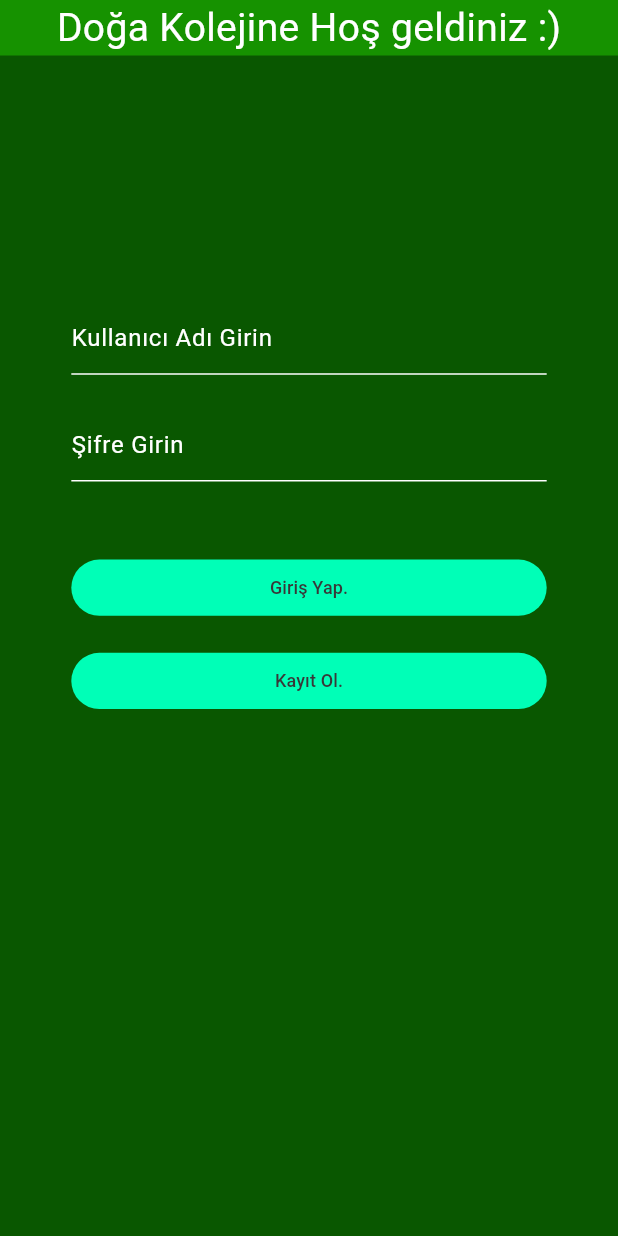
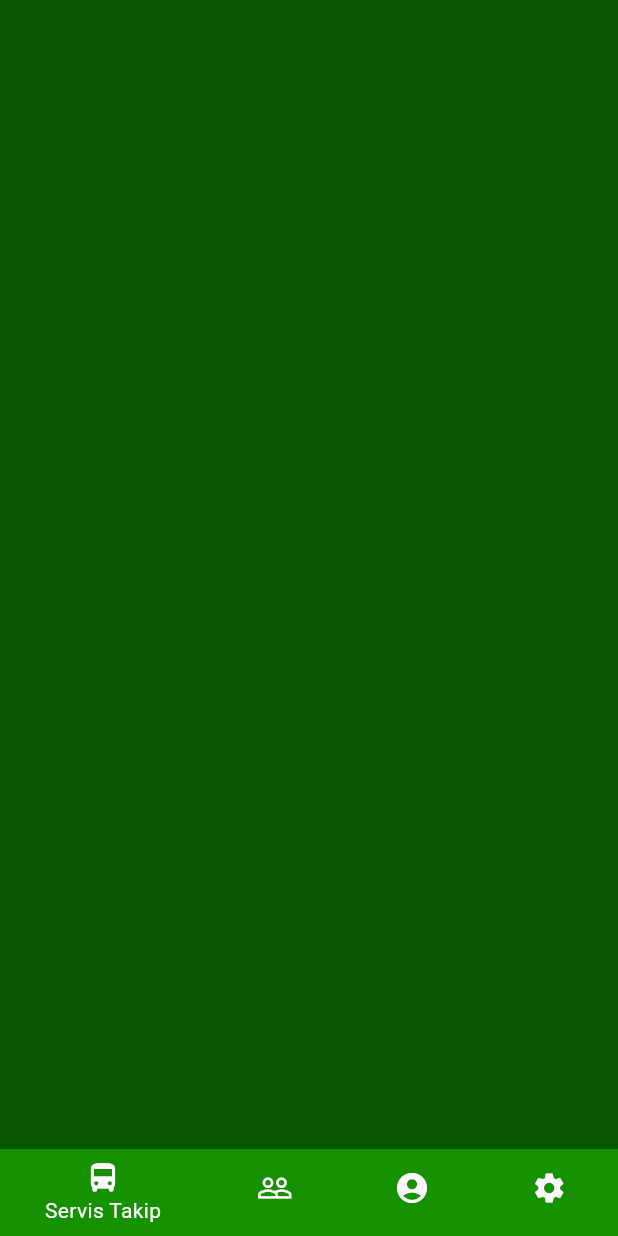
Before and after one commit to Ebuubeyd/dogaKoleji, a Flutter app: the screen it shows after launch, after a tap on "Giriş Yap.", on a phone screen of 412 x 824 dp. Run offline on Flutter 3.47's test engine with Material 3 defaults, Android fonts, the phone set to English and light mode, and no system bars; our stand-ins replace get.

Commit message:
create Sercutiy Guard Home page and Create Service Follow Page

```diff
--- /dev/null
+++ b/doga_erp/lib/client/UserProcess.dart
@@ -0,0 +1,22 @@
+import 'package:doga_erp/pages/securityGuard/securityGuardHomePage.dart';
+import 'package:get/get.dart';
+
+class UserProcessController extends GetxController {
+  var kadi = ''.obs;
+  var sif = ''.obs;
+
+  userInformationControl(/*var kadi, var sif*/) {
+    print('Empty User');
+    Get.to(
+      SecurtiyGuardHomePage(),
+      // fullscreenDialog: true,
+    );
+  }
+
+  userSignUpInformationControl(/*var kadi, var sif*/) {
+    print('Empty User');
+    Get.to(
+      SecurtiyGuardHomePage(),
+    );
+  }
+}
--- a/doga_erp/lib/client/loginProcess.dart
+++ /dev/null
@@ -1,14 +0,0 @@
-import 'package:get/get.dart';
-
-class LoginProcessController extends GetxController {
-  var kadi = ''.obs;
-  var sif = ''.obs;
-
-  userInformationControl(var kadi, var sif) {
-    print('Empty User');
-  }
-
-  userSignUpInformationControl(var kadi, var sif) {
-    print('Empty User');
-  }
-}
--- a/doga_erp/lib/main.dart
+++ b/doga_erp/lib/main.dart
@@ -1,4 +1,4 @@
-import 'package:doga_erp/client/loginProcess.dart';
+import 'package:doga_erp/client/UserProcess.dart';
 import 'package:doga_erp/mediaQuery/mqValues.dart';
 import 'package:doga_erp/themes/readyWidgets/bigTextWid.dart';
 import 'package:doga_erp/themes/readyWidgets/colors.dart';
@@ -83,8 +83,8 @@
 }
 
 class _UserInputsWidState extends State<UserInputsWid> {
-  final LoginProcessController loginProcessController =
-      Get.put(LoginProcessController());
+  final UserProcessController userProcessController =
+      Get.put(UserProcessController());
   @override
   Widget build(BuildContext context) {
     return Column(
@@ -97,7 +97,7 @@
               height: context.dynamicHeightSmall(14),
               child: TextField(
                 onChanged: (value) {
-                  loginProcessController.kadi = value.obs;
+                  userProcessController.kadi = value.obs;
                 },
                 style: const TextStyle(
                   color: AppAllColors.lightText,
@@ -134,7 +134,7 @@
               height: context.dynamicHeightSmall(14),
               child: TextField(
                 onChanged: (value) {
-                  loginProcessController.sif = value.obs;
+                  userProcessController.sif = value.obs;
                 },
                 style: const TextStyle(
                   color: AppAllColors.lightText,
@@ -173,8 +173,8 @@
 }
 
 class _UserLoginButtonWidState extends State<UserLoginButtonWid> {
-  final LoginProcessController loginProcessController =
-      Get.put(LoginProcessController());
+  final UserProcessController userProcessController =
+      Get.put(UserProcessController());
   @override
   Widget build(BuildContext context) {
     return Column(
@@ -182,10 +182,10 @@
         Center(
           child: LightButton(
             buttonText: 'Giriş Yap.',
-            callFunction: () => loginProcessController.userInformationControl(
-              loginProcessController.kadi,
-              loginProcessController.sif,
-            ),
+            callFunction: () => userProcessController.userInformationControl(
+                // userProcessController.kadi,
+                // userProcessController.sif,
+                ),
           ),
         ),
         SizedBox(
@@ -195,10 +195,10 @@
           child: LightButton(
             buttonText: 'Kayıt Ol.',
             callFunction: () =>
-                loginProcessController.userSignUpInformationControl(
-              loginProcessController.kadi,
-              loginProcessController.sif,
-            ),
+                userProcessController.userSignUpInformationControl(
+                    // userProcessController.kadi,
+                    // userProcessController.sif,
+                    ),
           ),
         ),
       ],
--- /dev/null
+++ b/doga_erp/lib/pages/securityGuard/securityGuardHomePage.dart
@@ -0,0 +1,75 @@
+import 'package:doga_erp/pages/securityGuard/serviceFollow.dart';
+import 'package:doga_erp/themes/readyWidgets/colors.dart';
+import 'package:flutter/material.dart';
+
+class SecurtiyGuardHomePage extends StatefulWidget {
+  const SecurtiyGuardHomePage({super.key});
+
+  @override
+  State<SecurtiyGuardHomePage> createState() => _SecurtiyGuardHomePageState();
+}
+
+class _SecurtiyGuardHomePageState extends State<SecurtiyGuardHomePage> {
+  var selectedIndex = 0;
+  final List<Widget> bottomBarItems = [
+    ServiceFollowCollectorWid(),
+    Scaffold(
+      backgroundColor: AppAllColors.darkBackground,
+      body: Text('Sayfa 2'),
+    ),
+    Scaffold(
+      backgroundColor: AppAllColors.darkBackground,
+      body: Text('Sayfa 2'),
+    ),
+    Scaffold(
+      backgroundColor: AppAllColors.darkBackground,
+      body: Text('Sayfa 2'),
+    ),
+  ];
+  @override
+  Widget build(BuildContext context) {
+    return Scaffold(
+      backgroundColor: AppAllColors.darkBackground,
+      bottomNavigationBar: BottomNavigationBar(
+        items: [
+          BottomNavigationBarItem(
+            backgroundColor: AppAllColors.lightBackground,
+            icon: Icon(
+              Icons.directions_bus,
+            ),
+            label: 'Servis Takip',
+          ),
+          BottomNavigationBarItem(
+            backgroundColor: AppAllColors.lightBackground,
+            icon: Icon(
+              Icons.people_outline,
+            ),
+            label: 'Ziyaretçi Takip',
+          ),
+          BottomNavigationBarItem(
+            backgroundColor: AppAllColors.lightBackground,
+            icon: Icon(
+              Icons.account_circle,
+            ),
+            label: 'Profil',
+          ),
+          BottomNavigationBarItem(
+            backgroundColor: AppAllColors.lightBackground,
+            icon: Icon(
+              Icons.settings,
+            ),
+            label: 'Ayarlar',
+          ),
+        ],
+        backgroundColor: AppAllColors.lightBackground,
+        currentIndex: selectedIndex,
+        onTap: (index) {
+          setState(() {
+            selectedIndex = index;
+          });
+        },
+      ),
+      body: bottomBarItems[selectedIndex],
+    );
+  }
+}
--- /dev/null
+++ b/doga_erp/lib/pages/securityGuard/serviceFollow.dart
@@ -0,0 +1,52 @@
+import 'package:doga_erp/themes/readyWidgets/colors.dart';
+import 'package:flutter/material.dart';
+
+class ServiceFollowCollectorWid extends StatefulWidget {
+  const ServiceFollowCollectorWid({super.key});
+
+  @override
+  State<ServiceFollowCollectorWid> createState() =>
+      ServiceFollowCollectorWidState();
+}
+
+class ServiceFollowCollectorWidState extends State<ServiceFollowCollectorWid> {
+  @override
+  Widget build(BuildContext context) {
+    return Scaffold(
+      backgroundColor: AppAllColors.darkBackground,
+      body: SafeArea(
+        child: Column(
+          children: [],
+        ),
+      ),
+    );
+  }
+}
+
+class ServiceListWid extends StatefulWidget {
+  const ServiceListWid({super.key});
+
+  @override
+  State<ServiceListWid> createState() => _ServiceListWidState();
+}
+
+class _ServiceListWidState extends State<ServiceListWid> {
+  @override
+  Widget build(BuildContext context) {
+    return Container();
+  }
+}
+
+class EndOfDayReportWid extends StatefulWidget {
+  const EndOfDayReportWid({super.key});
+
+  @override
+  State<EndOfDayReportWid> createState() => _EndOfDayReportWidState();
+}
+
+class _EndOfDayReportWidState extends State<EndOfDayReportWid> {
+  @override
+  Widget build(BuildContext context) {
+    return Container();
+  }
+}
```
